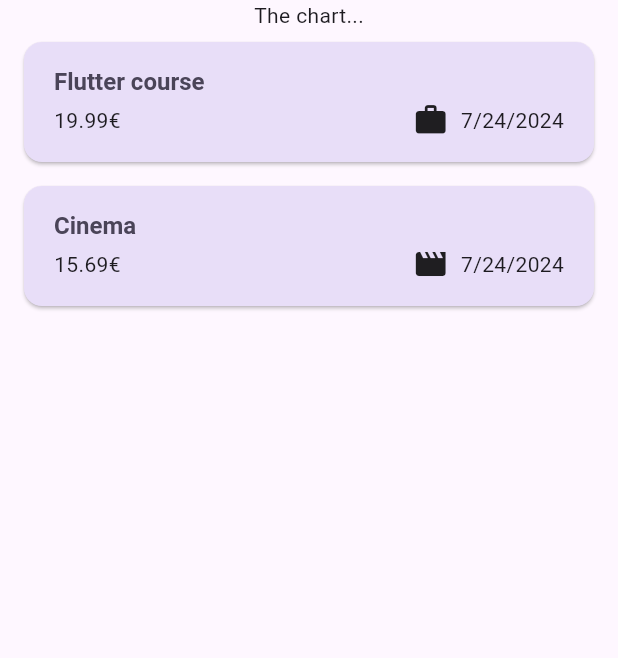
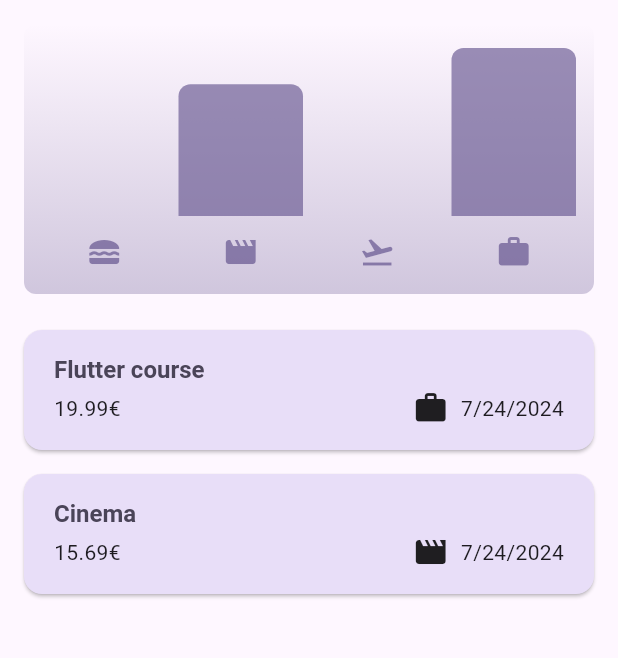
Before and after one commit to bozzimarcello/expense_tracker, a Flutter app: the screen it shows after launch, on a phone screen of 412 x 824 dp, the part 84-742 px from its top. Run offline on Flutter 3.47's test engine with Material 3 defaults, Android fonts, the phone set to English and light mode, and no system bars.

Commit message:
char bar added

```diff
--- /dev/null
+++ b/lib/widgets/chart/chart.dart
@@ -0,0 +1,96 @@
+import 'package:flutter/material.dart';
+
+import 'package:expense_tracker/widgets/chart/chart_bar.dart';
+import 'package:expense_tracker/models/expense.dart';
+import 'package:expense_tracker/models/expense_bucket.dart';
+
+class Chart extends StatelessWidget {
+  const Chart({super.key, required this.expenses});
+
+  final List<Expense> expenses;
+
+  List<ExpenseBucket> get buckets {
+    return [
+      ExpenseBucket.forCategory(expenses, Category.food),
+      ExpenseBucket.forCategory(expenses, Category.leisure),
+      ExpenseBucket.forCategory(expenses, Category.travel),
+      ExpenseBucket.forCategory(expenses, Category.work),
+    ];
+  }
+
+  double get maxTotalExpense {
+    double maxTotalExpense = 0;
+
+    for (final bucket in buckets) {
+      if (bucket.totalExpenses > maxTotalExpense) {
+        maxTotalExpense = bucket.totalExpenses;
+      }
+    }
+
+    return maxTotalExpense;
+  }
+
+  @override
+  Widget build(BuildContext context) {
+    final isDarkMode =
+        MediaQuery.of(context).platformBrightness == Brightness.dark;
+    return Container(
+      margin: const EdgeInsets.all(16),
+      padding: const EdgeInsets.symmetric(
+        vertical: 16,
+        horizontal: 8,
+      ),
+      width: double.infinity,
+      height: 180,
+      decoration: BoxDecoration(
+        borderRadius: BorderRadius.circular(8),
+        gradient: LinearGradient(
+          colors: [
+            Theme.of(context).colorScheme.primary.withOpacity(0.3),
+            Theme.of(context).colorScheme.primary.withOpacity(0.0)
+          ],
+          begin: Alignment.bottomCenter,
+          end: Alignment.topCenter,
+        ),
+      ),
+      child: Column(
+        children: [
+          Expanded(
+            child: Row(
+              crossAxisAlignment: CrossAxisAlignment.end,
+              children: [
+                for (final bucket in buckets) // alternative to map()
+                  ChartBar(
+                    fill: bucket.totalExpenses == 0
+                        ? 0
+                        : bucket.totalExpenses / maxTotalExpense,
+                  )
+              ],
+            ),
+          ),
+          const SizedBox(height: 12),
+          Row(
+            children: buckets
+                .map(
+                  (bucket) => Expanded(
+                    child: Padding(
+                      padding: const EdgeInsets.symmetric(horizontal: 4),
+                      child: Icon(
+                        categoryIcons[bucket.category],
+                        color: isDarkMode
+                            ? Theme.of(context).colorScheme.secondary
+                            : Theme.of(context)
+                                .colorScheme
+                                .primary
+                                .withOpacity(0.7),
+                      ),
+                    ),
+                  ),
+                )
+                .toList(),
+          )
+        ],
+      ),
+    );
+  }
+}
--- /dev/null
+++ b/lib/widgets/chart/chart_bar.dart
@@ -0,0 +1,34 @@
+import 'package:flutter/material.dart';
+
+class ChartBar extends StatelessWidget {
+  const ChartBar({
+    super.key,
+    required this.fill,
+  });
+
+  final double fill;
+
+  @override
+  Widget build(BuildContext context) {
+    final isDarkMode =
+        MediaQuery.of(context).platformBrightness == Brightness.dark;
+    return Expanded(
+      child: Padding(
+        padding: const EdgeInsets.symmetric(horizontal: 4),
+        child: FractionallySizedBox(
+          heightFactor: fill,
+          child: DecoratedBox(
+            decoration: BoxDecoration(
+              shape: BoxShape.rectangle,
+              borderRadius:
+                  const BorderRadius.vertical(top: Radius.circular(8)),
+              color: isDarkMode
+                  ? Theme.of(context).colorScheme.secondary
+                  : Theme.of(context).colorScheme.primary.withOpacity(0.65),
+            ),
+          ),
+        ),
+      ),
+    );
+  }
+}
--- a/lib/widgets/expenses.dart
+++ b/lib/widgets/expenses.dart
@@ -1,3 +1,4 @@
+import 'package:expense_tracker/widgets/chart/chart.dart';
 import 'package:flutter/material.dart';
 
 import 'package:expense_tracker/widgets/expenses_list/expenses_list.dart';
@@ -92,7 +93,9 @@ class _ExpensesState extends State<Expenses> {
       ),
       body: Column(
         children: [
-          const Text('The chart...'),
+          Chart(
+            expenses: _registeredExpenses,
+          ),
           Expanded(
             child: mainContent,
           ),
```
